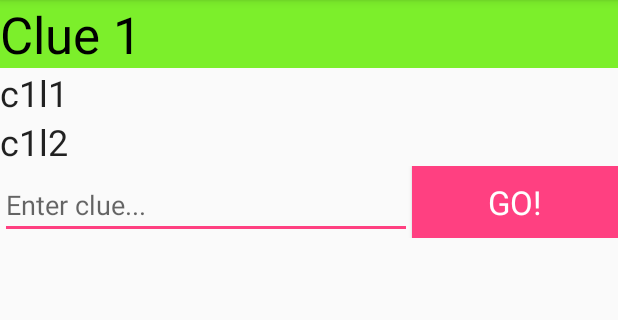
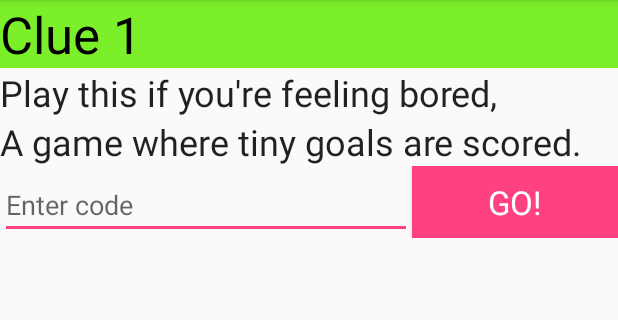
Before and after one commit to jocitgit/egghunt, an Android app: the screen it shows after launch (CodeActivity), after a tap on "BEGIN", on a phone screen of 412 x 824 dp, the part 84-404 px from its top. Run offline under Robolectric (Android 15) with nearby library versions, the phone set to English and light mode, and no system bars.

Commit message:
Added clues

```diff
--- a/app/src/main/java/ie/cit/soft7035/egghunt/Code.java
+++ b/app/src/main/java/ie/cit/soft7035/egghunt/Code.java
@@ -17,14 +17,14 @@ public class Code {
             "code8"};
 
     public static final String[][] clues = {
-            {"c1l1", "c1l2"},
-            {"c2l1", "c2l2"},
-            {"c3l1", "c3l2"},
-            {"c4l1", "c4l2"},
-            {"c5l1", "c5l2"},
-            {"c6l1", "c6l2"},
-            {"c7l1", "c7l2"},
-            {"c8l1", "c8l2"}};
+            {"Play this if you're feeling bored,", "A game where tiny goals are scored."},
+            {"Out on the lake, to stay afloat,", "You'll need to find a rowing boat."},
+            {"Park your car and look around,", "Who knows what's lurking on the ground?"},
+            {"You must be careful not to trip,", "When looking for a place to zip."},
+            {"Hubble bubble, toil and trouble,", "Bathe outside and watch it bubble!"},
+            {"This gazebo's painted blue,", "Find it for another clue."},
+            {"The Easter Bunny likes his greens,", "But where would he grind coffee beans?"},
+            {"99 bottles of beer on the wall,", "I hope the fish don't drink it all!"}};
 
 
 
--- a/app/src/main/res/layout/activity_code.xml
+++ b/app/src/main/res/layout/activity_code.xml
@@ -37,7 +37,7 @@
             android:layout_height="wrap_content"
             android:layout_weight="1"
             android:ems="10"
-            android:hint="Enter clue..."
+            android:hint="Enter code"
             android:inputType="text" />
 
         <Button
--- a/app/src/main/res/layout/activity_main.xml
+++ b/app/src/main/res/layout/activity_main.xml
@@ -26,7 +26,7 @@
         android:id="@+id/textView3"
         android:layout_width="match_parent"
         android:layout_height="wrap_content"
-        android:text="Enter the codes to win the prize"
+        android:text="Crack the codes to win the prize"
         android:textAppearance="@style/TextAppearance.AppCompat.Headline" />
 
     <Button
```
